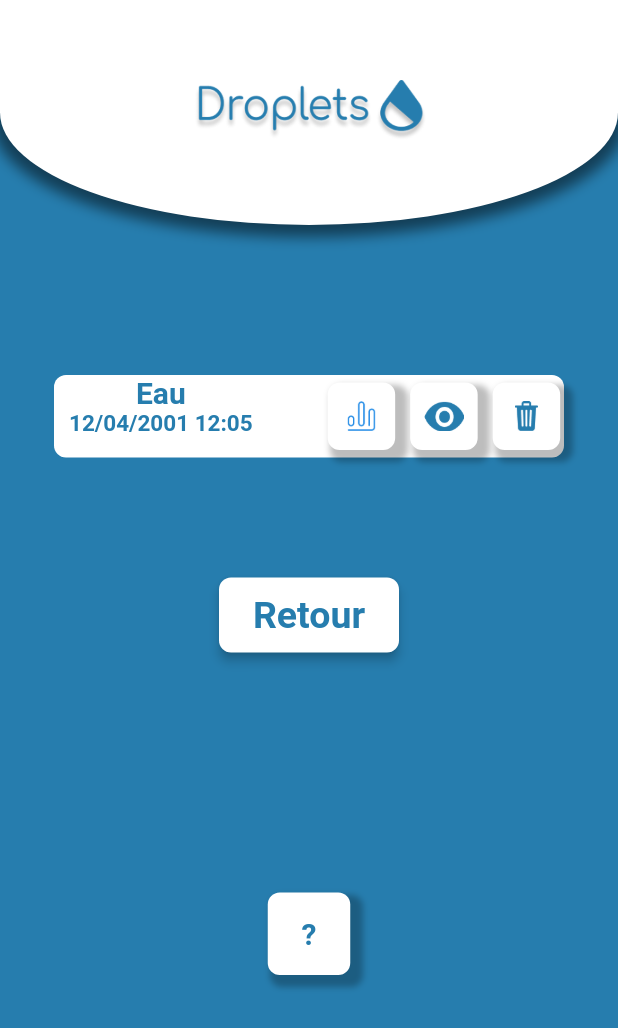
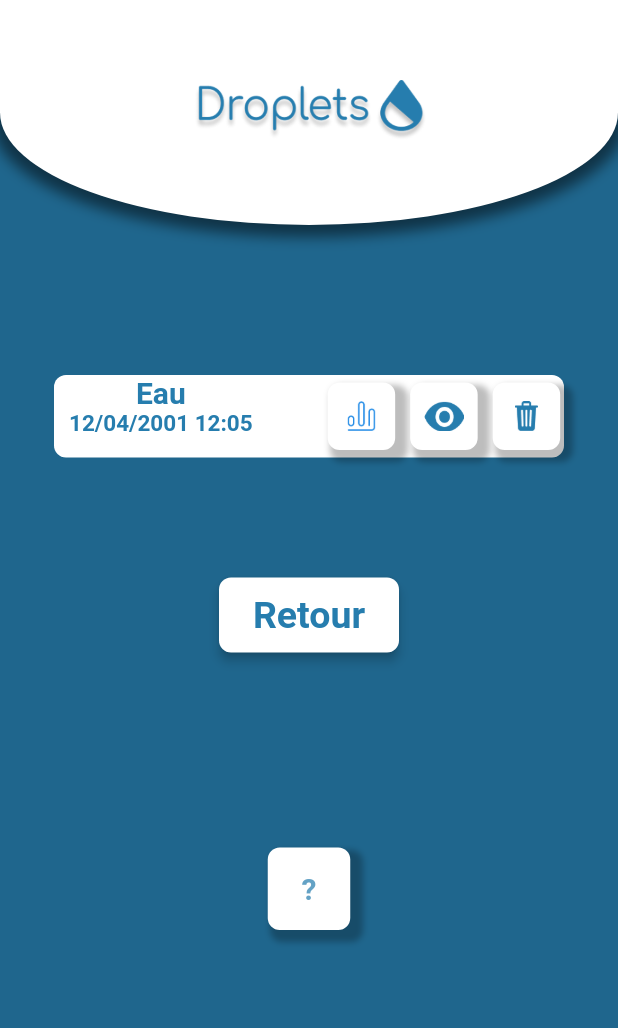
Before and after one commit to fmathisc/droplets, a Flutter app: the HistoricPage screen opened by its route, on a phone screen of 412 x 824 dp. Shown: the top 1028 px of the screen. Run offline on Flutter 3.47's test engine with Material 2 defaults, Android fonts, the phone set to English and light mode, and no system bars; our stand-ins replace camera, gallery_saver.

Commit message:
réglage couleur + cam duo dl img

```diff
--- a/lib/choice.dart
+++ b/lib/choice.dart
@@ -52,7 +52,7 @@ class _ChoicePageState extends State<ChoicePage> {
       body: Container(
         width: double.infinity,
         height: double.infinity,
-        color: Color(0xFF267DAE),
+        color: Color(0xFF1F668D),
 
 
         child: Column(
--- a/lib/historic.dart
+++ b/lib/historic.dart
@@ -57,7 +57,7 @@ class _HistoricPageState extends State<HistoricPage> {
       body: Container(
         width: double.infinity,
         height: double.infinity,
-        color: Color(0xFF267DAE),
+        color: Color(0xFF1F668D),
 
 
         child: Column(
@@ -86,9 +86,15 @@ class _HistoricPageState extends State<HistoricPage> {
             ),
             Padding(padding: EdgeInsets.only(top: 100)),
             ContainerHistoricWidget(),
-            ButtonWithTextWidget("Retour",120,''),
-            Padding(padding: EdgeInsets.only(bottom: 80)),
-            ButtonCircleWithTextWidget("?"),
+            Align(
+              alignment: Alignment.bottomCenter,
+              child: ButtonWithTextWidget("Retour", 120, ''),
+            ),
+            Padding(padding: EdgeInsets.only(bottom: 50)),
+            Align(
+              alignment: Alignment.bottomCenter,
+              child: ButtonCircleWithTextWidget("?"),
+            ),
 
 
           ],
--- a/lib/main.dart
+++ b/lib/main.dart
@@ -77,7 +77,7 @@ class _MyHomePageState extends State<MyHomePage> {
       body: Container(
         width: double.infinity,
         height: double.infinity,
-        color: Color(0xFF267DAE),
+        color: Color(0xFF1F668D),
 
         child: Column(
             children: <Widget>[
--- a/lib/widgets/ButtonCircleTextWidget.dart
+++ b/lib/widgets/ButtonCircleTextWidget.dart
@@ -43,7 +43,7 @@ class ButtonCircleWithTextWidget extends StatelessWidget {
             child: Text(
               "${text}",
               style: TextStyle(
-                  color: Color(0xFF267DAE),
+                  color: Color(0xB6267DAE),
                   fontWeight: FontWeight.bold,
                   fontFamily: 'Roboto',
                   fontSize: 20),
```
Also changed, not shown: lib/cameraDuo.dart (+21 -1 lines), lib/support.dart (+6 -3 lines).
